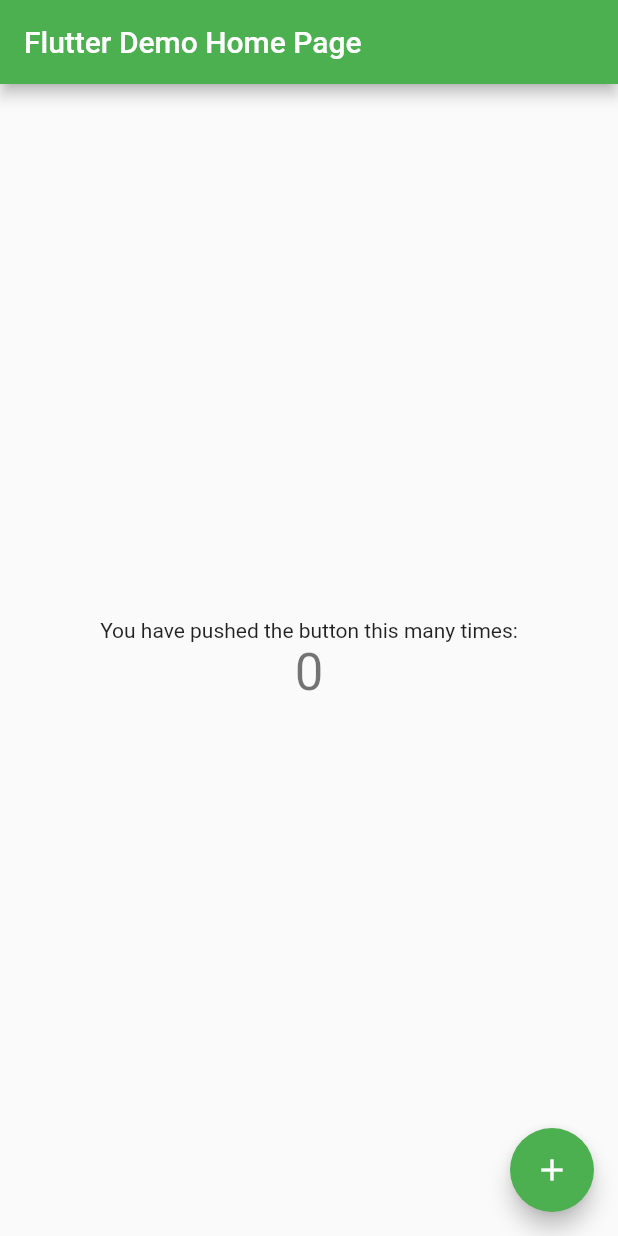
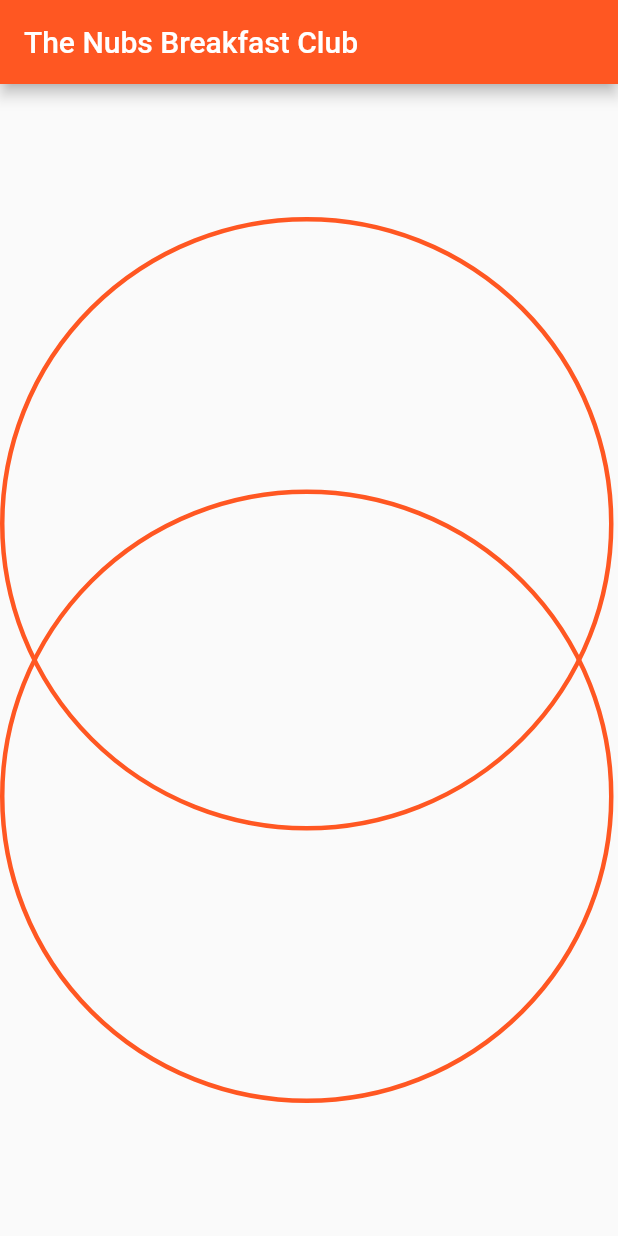
Before and after one commit to precisionconage/nubs-breakfast, a Flutter app: the screen it shows after launch, on a phone screen of 412 x 824 dp. Run offline on Flutter 3.47's test engine with Material 2 defaults, Android fonts, the phone set to English and light mode, and no system bars.

```diff
--- a/lib/main.dart
+++ b/lib/main.dart
@@ -7,7 +7,7 @@ class MyApp extends StatelessWidget {
   @override
   Widget build(BuildContext context) {
     return new MaterialApp(
-      title: 'Flutter Demo',
+      title: 'Nubs Breakfast',
       theme: new ThemeData(
         // This is the theme of your application.
         //
@@ -17,9 +17,9 @@ class MyApp extends StatelessWidget {
         // "hot reload" (press "r" in the console where you ran "flutter run",
         // or press Run > Flutter Hot Reload z  in IntelliJ). Notice that the
         // counter didn't reset back to zero; the application is not restarted.
-        primarySwatch: Colors.green,
+        primarySwatch: Colors.deepOrange,
       ),
-      home: new MyHomePage(title: 'Flutter Demo Home Page'),
+      home: new MyHomePage(title: 'The Nubs Breakfast Club'),
     );
   }
 }
@@ -73,7 +73,10 @@ class _MyHomePageState extends State<MyHomePage> {
       body: new Center(
         // Center is a layout widget. It takes a single child and positions it
         // in the middle of the parent.
-        child: new Column(
+        child: new SizedBox (
+          height: ((MediaQuery.of(context).size.width - 3.0) * 2) -
+                  ((MediaQuery.of(context).size.width - 3.0) / 1.8),
+          child: new Stack(
             // Column is also layout widget. It takes a list of children and
             // arranges them vertically. By default, it sizes itself to fit its
             // children horizontally, and tries to be as tall as its parent.
@@ -87,23 +90,37 @@ class _MyHomePageState extends State<MyHomePage> {
             // center the children vertically; the main axis here is the vertical
             // axis because Columns are vertical (the cross axis would be
             // horizontal).
-          mainAxisAlignment: MainAxisAlignment.center,
             children: <Widget>[
-            new Text(
-              'You have pushed the button this many times:',
+              new Positioned(
+                top: 0.0,
+                left: 0.0,
+                child: new Container(
+                  width: MediaQuery.of(context).size.width - 3.0,
+                  height: MediaQuery.of(context).size.width - 3.0,
+                  decoration: new BoxDecoration(
+                      shape: BoxShape.circle,
+                      color: Colors.transparent,
+                      border: new Border.all(color: Theme.of(context).primaryColor, width: 3.0)
                   ),
-            new Text(
-              '$_counter',
-              style: Theme.of(context).textTheme.display1,
+                ),
+              ),
+              new Positioned(
+                bottom: 0.0,
+                left: 0.0,
+                child: new Container(
+                  width: MediaQuery.of(context).size.width - 3.0,
+                  height: MediaQuery.of(context).size.width - 3.0,
+                  decoration: new BoxDecoration(
+                      shape: BoxShape.circle,
+                      color: Colors.transparent,
+                      border: new Border.all(color: Theme.of(context).primaryColor, width: 3.0)
+                  ),
+                ),
               ),
             ],
           ),
         ),
-      floatingActionButton: new FloatingActionButton(
-        onPressed: _incrementCounter,
-        tooltip: 'Increment',
-        child: new Icon(Icons.add),
-      ), // This trailing comma makes auto-formatting nicer for build methods.
+      ),
     );
   }
 }
```
Also changed, not shown: lib/person.dart (added, +32 -0 lines). Lines whose indentation alone changed are shown as unchanged.
